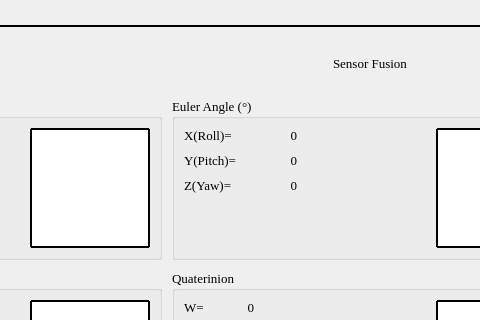
The window that CHCenter/baseform.ui (dongFangTuring/CHCenter) describes before a commit, drawn with Qt 5; both pictures show x 513 to 993 and y 93 to 413 of the 1100 by 800 pixel window.
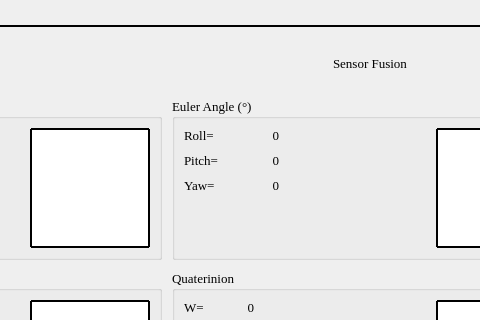
The same window after the commit. Icons and pictures are not drawn.

Commit message: some nouns corrected

The edit to the form file:
```diff
--- a/CHCenter/baseform.ui
+++ b/CHCenter/baseform.ui
@@ -1293,21 +1293,21 @@
                           </sizepolicy>
                          </property>
                          <property name="text">
-                          <string>X(Roll)=</string>
+                          <string>Roll=</string>
                          </property>
                         </widget>
                        </item>
                        <item row="1" column="0">
                         <widget class="QLabel" name="label_22">
                          <property name="text">
-                          <string>Y(Pitch)=</string>
+                          <string>Pitch=</string>
                          </property>
                         </widget>
                        </item>
                        <item row="2" column="0">
                         <widget class="QLabel" name="label_19">
                          <property name="text">
-                          <string>Z(Yaw)=</string>
+                          <string>Yaw=</string>
                          </property>
                         </widget>
                        </item>
```
Left out of the diff: 4 changed lines with no effect on the pictures. The commit also changes 1 other file.
